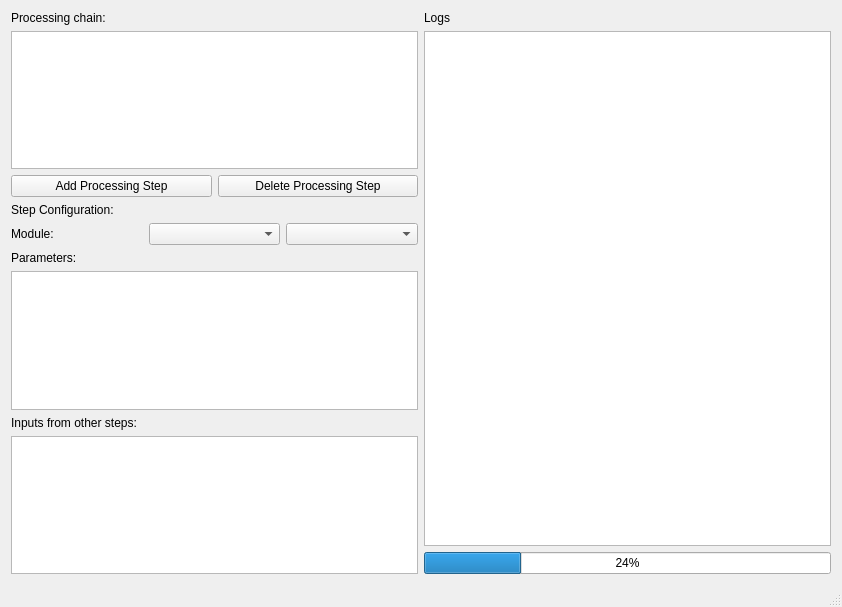
The window that code/gui/mainwindow.ui (TU-Berlin-CVRS/uipf) describes before a commit, drawn with Qt 5.
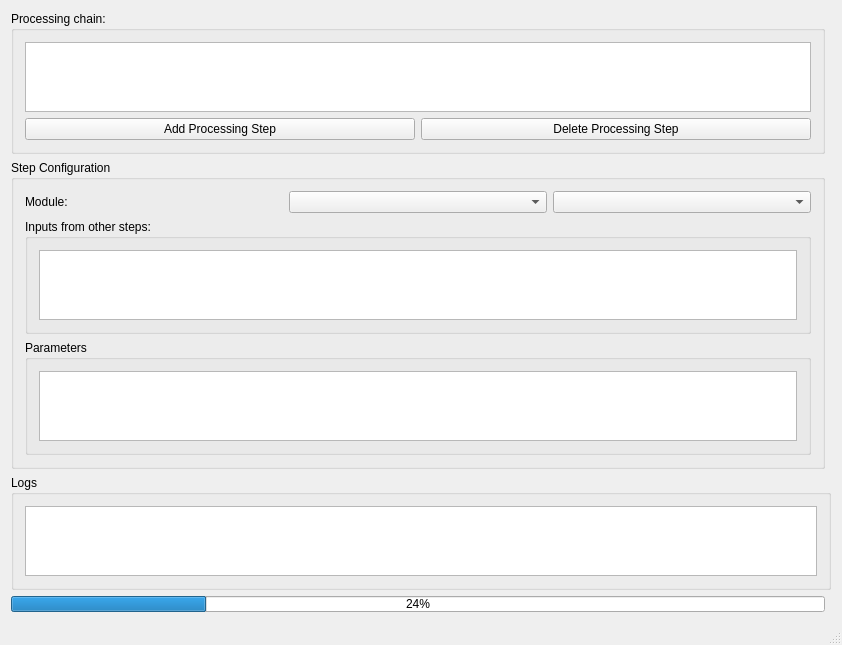
The same window after the commit.

Commit message: better GUI with Group Boxes

Diff of the .ui file:
```diff
--- a/code/gui/mainwindow.ui
+++ b/code/gui/mainwindow.ui
@@ -15,44 +15,50 @@
   </property>
   <widget class="QWidget" name="centralWidget">
    <layout class="QGridLayout" name="gridLayout">
-    <item row="0" column="2">
-     <layout class="QVBoxLayout" name="verticalLayoutRight">
-      <item>
-       <widget class="QLabel" name="labelLogs">
-        <property name="text">
+    <item row="1" column="1" colspan="2">
+     <widget class="QGroupBox" name="groupBox_5">
+      <property name="title">
          <string>Logs</string>
         </property>
-       </widget>
-      </item>
-      <item>
+      <layout class="QGridLayout" name="gridLayout_6">
+       <item row="1" column="0">
        <widget class="QPlainTextEdit" name="tbLog">
         <property name="readOnly">
          <bool>true</bool>
         </property>
        </widget>
       </item>
-      <item>
-       <widget class="QProgressBar" name="progressBar">
-        <property name="value">
-         <number>24</number>
-        </property>
-       </widget>
-      </item>
-     </layout>
+      </layout>
+     </widget>
+    </item>
+    <item row="0" column="2">
+     <layout class="QVBoxLayout" name="verticalLayoutRight"/>
     </item>
     <item row="0" column="1">
      <layout class="QVBoxLayout" name="verticalLayoutLeft">
       <item>
-       <widget class="QLabel" name="label_4">
-        <property name="text">
+       <widget class="QGroupBox" name="groupBox">
+        <property name="sizePolicy">
+         <sizepolicy hsizetype="Expanding" vsizetype="Expanding">
+          <horstretch>0</horstretch>
+          <verstretch>0</verstretch>
+         </sizepolicy>
+        </property>
+        <property name="title">
          <string>Processing chain:</string>
         </property>
-       </widget>
-      </item>
-      <item>
-       <widget class="QListView" name="listProcessingSteps"/>
-      </item>
-      <item>
+        <layout class="QGridLayout" name="gridLayout_2">
+         <item row="1" column="0">
+          <widget class="QListView" name="listProcessingSteps">
+           <property name="sizePolicy">
+            <sizepolicy hsizetype="Preferred" vsizetype="Preferred">
+             <horstretch>0</horstretch>
+             <verstretch>0</verstretch>
+            </sizepolicy>
+           </property>
+          </widget>
+         </item>
+         <item row="2" column="0">
        <layout class="QHBoxLayout" name="horizontalLayoutButtons">
         <item>
          <widget class="QPushButton" name="addButton">
@@ -70,14 +76,40 @@
         </item>
        </layout>
       </item>
+        </layout>
+       </widget>
+      </item>
       <item>
-       <widget class="QLabel" name="labelStepConfiguration">
-        <property name="text">
-         <string>Step Configuration:</string>
+       <widget class="QGroupBox" name="groupBox_2">
+        <property name="title">
+         <string>Step Configuration</string>
         </property>
-       </widget>
-      </item>
-      <item>
+        <layout class="QGridLayout" name="gridLayout_4">
+         <item row="3" column="0">
+          <widget class="QGroupBox" name="groupBox_3">
+           <property name="title">
+            <string>Parameters</string>
+           </property>
+           <layout class="QGridLayout" name="gridLayout_3">
+            <item row="1" column="0">
+             <widget class="QTableView" name="tableParams"/>
+            </item>
+           </layout>
+          </widget>
+         </item>
+         <item row="1" column="0">
+          <widget class="QGroupBox" name="groupBox_4">
+           <property name="title">
+            <string>Inputs from other steps:</string>
+           </property>
+           <layout class="QGridLayout" name="gridLayout_5">
+            <item row="1" column="0">
+             <widget class="QTableView" name="tableInputs"/>
+            </item>
+           </layout>
+          </widget>
+         </item>
+         <item row="0" column="0">
        <layout class="QHBoxLayout" name="horizontalLayout">
         <item>
          <widget class="QLabel" name="label_3">
@@ -94,27 +126,23 @@
         </item>
        </layout>
       </item>
-      <item>
-       <widget class="QLabel" name="label">
-        <property name="text">
-         <string>Parameters:</string>
-        </property>
+        </layout>
        </widget>
       </item>
-      <item>
-       <widget class="QTableView" name="tableParams"/>
-      </item>
-      <item>
-       <widget class="QLabel" name="label_2">
-        <property name="text">
-         <string>Inputs from other steps:</string>
-        </property>
-       </widget>
-      </item>
-      <item>
-       <widget class="QTableView" name="tableInputs"/>
-      </item>
-     </layout>
+     </layout>
+    </item>
+    <item row="2" column="1">
+     <widget class="QProgressBar" name="progressBar">
+      <property name="sizePolicy">
+       <sizepolicy hsizetype="Expanding" vsizetype="Expanding">
+        <horstretch>0</horstretch>
+        <verstretch>0</verstretch>
+       </sizepolicy>
+      </property>
+      <property name="value">
+       <number>24</number>
+      </property>
+     </widget>
     </item>
    </layout>
   </widget>
```
Left out of the diff: 2 changed lines with no effect on the pictures. Lines whose indentation alone changed are shown as unchanged.
